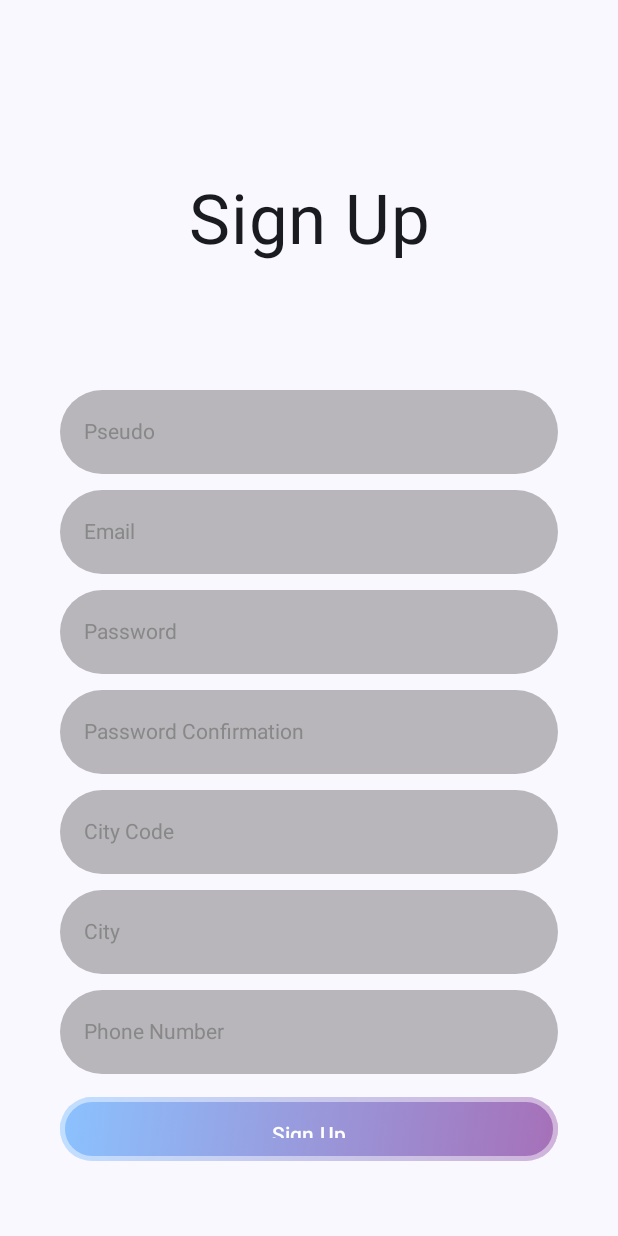
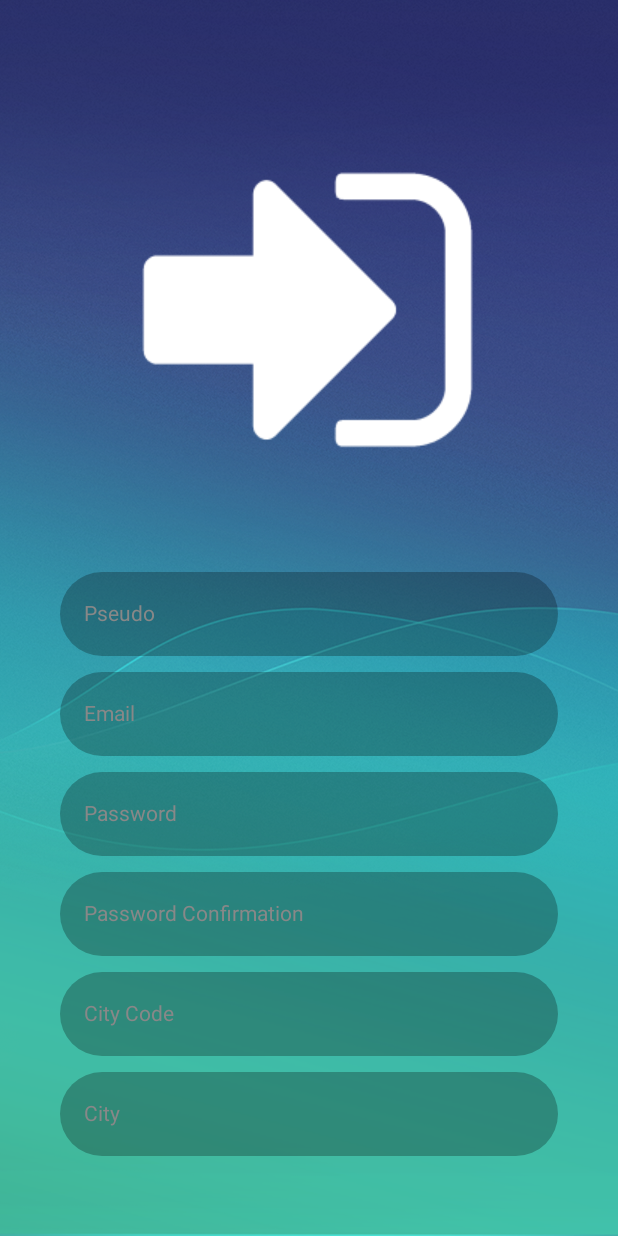
Before and after one commit to Chocolaterie/AndroidTP_2311, an Android app built with Jetpack Compose: the SignUpActivity screen opened directly, with no data from a screen before it, on a phone screen of 412 x 824 dp. Run offline under Robolectric (Android 15) with nearby library versions, the phone set to English and light mode, and no system bars.

Commit message:
Pailette, OnClick, StartActivity

```diff
--- a/app/src/main/AndroidManifest.xml
+++ b/app/src/main/AndroidManifest.xml
@@ -29,7 +29,6 @@
             android:theme="@style/Theme.TpFilRouge">
             <intent-filter>
                 <action android:name="android.intent.action.MAIN" />
-
                 <category android:name="android.intent.category.LAUNCHER" />
             </intent-filter>
         </activity>
--- a/app/src/main/java/com/example/tpfilrouge/SignUpActivity.kt
+++ b/app/src/main/java/com/example/tpfilrouge/SignUpActivity.kt
@@ -4,6 +4,7 @@ import android.os.Bundle
 import androidx.activity.ComponentActivity
 import androidx.activity.compose.setContent
 import androidx.activity.enableEdgeToEdge
+import androidx.compose.foundation.Image
 import androidx.compose.foundation.layout.Box
 import androidx.compose.foundation.layout.Column
 import androidx.compose.foundation.layout.fillMaxSize
@@ -13,12 +14,15 @@ import androidx.compose.material3.ElevatedButton
 import androidx.compose.material3.Scaffold
 import androidx.compose.material3.Text
 import androidx.compose.runtime.Composable
+import androidx.compose.ui.Alignment
 import androidx.compose.ui.Modifier
+import androidx.compose.ui.res.painterResource
 import androidx.compose.ui.text.style.TextAlign
 import androidx.compose.ui.tooling.preview.Preview
 import androidx.compose.ui.unit.dp
 import androidx.compose.ui.unit.sp
 import com.example.tpfilrouge.ui.theme.EniButton
+import com.example.tpfilrouge.ui.theme.EniPage
 import com.example.tpfilrouge.ui.theme.EniTextField
 import com.example.tpfilrouge.ui.theme.TpFilRougeTheme
 
@@ -34,17 +38,14 @@ class SignUpActivity : ComponentActivity() {
 
 @Composable
 fun SignUpActivityPage() {
-    TpFilRougeTheme {
-        Scaffold(modifier = Modifier.fillMaxSize()) { innerPadding ->
-            Box(modifier = Modifier.padding(innerPadding)) {
-                Column(modifier = Modifier.padding(40.dp)) {
-                    Text(
-                        text = "Sign Up", textAlign = TextAlign.Center,
-                        fontSize = 46.sp,
-                        modifier = Modifier
-                            .fillMaxWidth()
-                            .padding(vertical = 80.dp)
-                    )
+    EniPage {
+        Column(
+            horizontalAlignment = Alignment.CenterHorizontally,
+            modifier = Modifier.padding(40.dp)) {
+            Image(
+                painter = painterResource(id = R.drawable.sign_up),
+                contentDescription = "Logo SignUp",
+                modifier = Modifier.padding(vertical = 40.dp))
             EniTextField("Pseudo")
             EniTextField("Email")
             EniTextField("Password")
@@ -52,9 +53,7 @@ fun SignUpActivityPage() {
             EniTextField("City Code")
             EniTextField("City")
             EniTextField("Phone Number")
-                    EniButton("Sign Up")
-                }
-            }
+            EniButton("Sign Up", onClick = {})
         }
     }
 }
--- a/app/src/main/java/com/example/tpfilrouge/ui/theme/AppTheme.kt
+++ b/app/src/main/java/com/example/tpfilrouge/ui/theme/AppTheme.kt
@@ -11,6 +11,7 @@ import androidx.compose.foundation.layout.padding
 import androidx.compose.foundation.shape.RoundedCornerShape
 import androidx.compose.material3.Button
 import androidx.compose.material3.ButtonDefaults
+import androidx.compose.material3.Scaffold
 import androidx.compose.material3.Text
 import androidx.compose.material3.TextField
 import androidx.compose.material3.TextFieldDefaults
@@ -29,13 +30,26 @@ class AppTheme {
 }
 
 @Composable
+fun EniPage(content: @Composable () -> Unit){
+    TpFilRougeTheme {
+        Scaffold(modifier = Modifier.fillMaxSize()) { innerPadding ->
+            Box(modifier = Modifier.padding(innerPadding)) {
+                EniBackgroundPage()
+                // Inserer un composant dynamiquement
+                content()
+            }
+        }
+    }
+}
+
+@Composable
 fun HintText(label : String){
     Text(text = label, style = TextStyle(color = Color.Gray))
 }
 
 @Composable
-fun EniButton(label: String){
-    Button(onClick = {},
+fun EniButton(label: String, onClick: () -> Unit){
+    Button(onClick = onClick,
         border = BorderStroke(3.dp, Color(0x77FFFFFF)),
         modifier = Modifier.fillMaxWidth()
             .padding(vertical = 10.dp),
```
Also changed, not shown: app/src/main/java/com/example/tpfilrouge/LoginActivity.kt (+30 -15 lines), app/src/main/java/com/example/tpfilrouge/ResetPasswordActivity.kt (+14 -15 lines), app/src/main/res/drawable/reset_password_ic.png (added), app/src/main/res/drawable/sign_up.png (added). Lines whose indentation alone changed are shown as unchanged.
